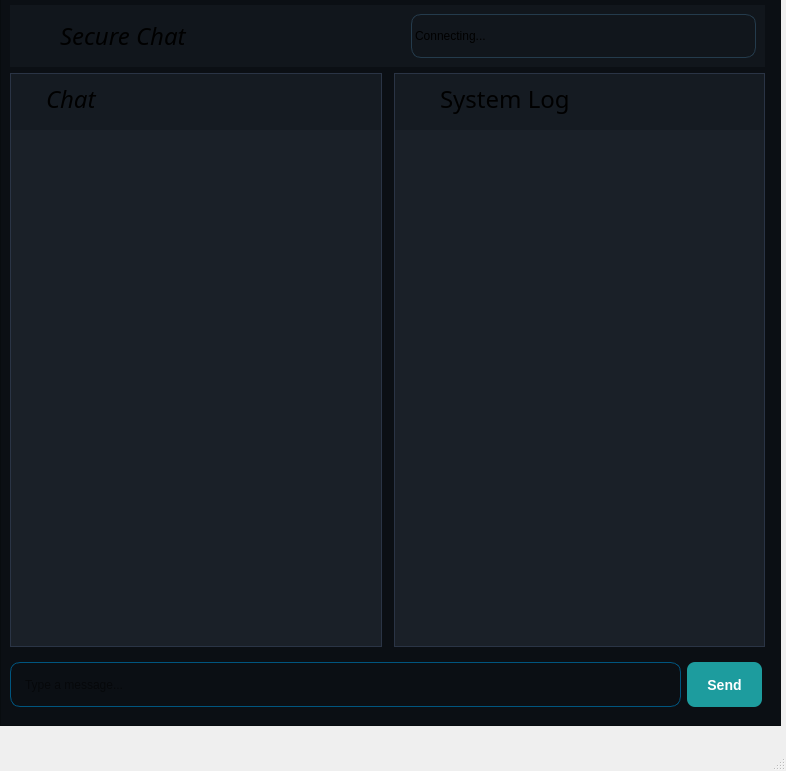
Before: the Qt Designer form client/mainwindow.ui in PratishChaudhary/SecureChat, drawn with Qt 5.
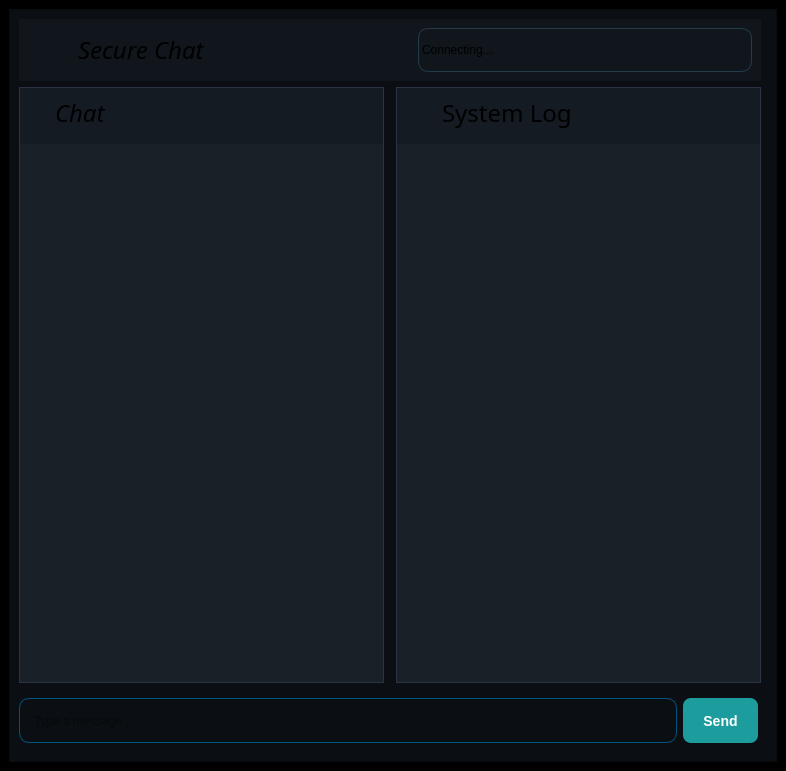
After: the same form once the commit is applied. Icons and pictures are not drawn.

```diff
--- a/client/mainwindow.ui
+++ b/client/mainwindow.ui
@@ -24,17 +24,11 @@
   </property>
   <widget class="QWidget" name="centralwidget">
    <property name="styleSheet">
-    <string notr="true"/>
+    <string notr="true">background-color:black;</string>
    </property>
+   <layout class="QVBoxLayout" name="verticalLayout_3">
+    <item>
    <widget class="QFrame" name="Window">
-    <property name="geometry">
-     <rect>
-      <x>0</x>
-      <y>-5</y>
-      <width>781</width>
-      <height>731</height>
-     </rect>
-    </property>
     <property name="styleSheet">
      <string notr="true">
 background:#0B0F14;</string>
@@ -289,6 +283,9 @@
         </property>
         <item>
          <layout class="QHBoxLayout" name="horizontalLayout">
+            <property name="leftMargin">
+             <number>9</number>
+            </property>
           <property name="topMargin">
            <number>9</number>
           </property>
@@ -453,18 +450,9 @@
      </item>
     </layout>
    </widget>
+    </item>
+   </layout>
   </widget>
-  <widget class="QMenuBar" name="menubar">
-   <property name="geometry">
-    <rect>
-     <x>0</x>
-     <y>0</y>
-     <width>786</width>
-     <height>21</height>
-    </rect>
-   </property>
-  </widget>
-  <widget class="QStatusBar" name="statusbar"/>
  </widget>
  <resources>
   <include location="resource.qrc"/>
```
Lines whose indentation alone changed are shown as unchanged.
